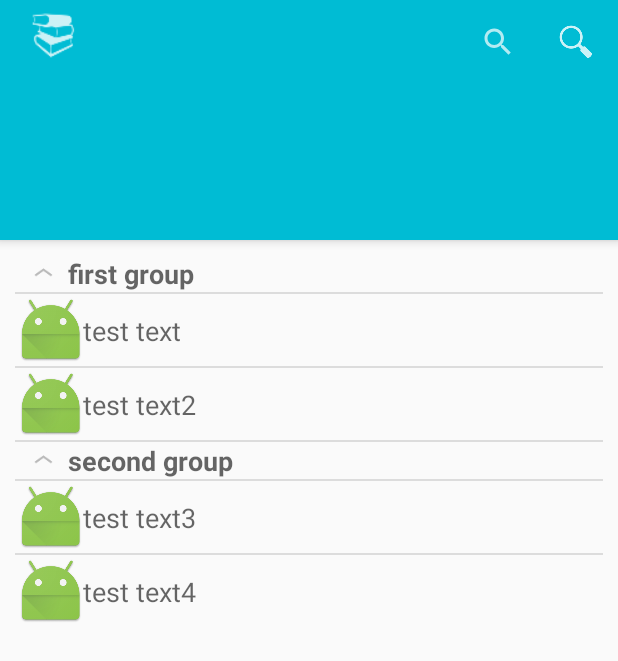
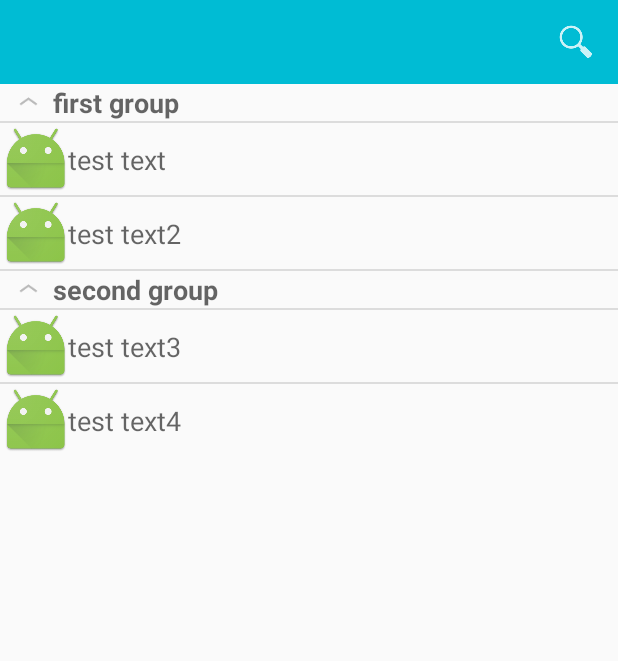
Before and after one commit to AshkanFakhr/BookStore, an Android app: the screen it shows after launch (MainActivity before the commit, SearchActivity after it), after a tap on "search", on a phone screen of 412 x 824 dp. Shown: the top 661 px of the screen. Run offline under Robolectric (Android 15) with nearby library versions, the phone set to English and light mode, and no system bars; 1 statement that could not run was skipped.

Commit message:
commit from work place 7/10/2016 2:12pm
changed the search completely. the collapseView won't work.
app has an error.

```diff
--- a/app/src/main/java/com/apps/webpouyaco/bookstore/MainActivity.java
+++ b/app/src/main/java/com/apps/webpouyaco/bookstore/MainActivity.java
@@ -6,13 +6,13 @@ import android.content.Intent;
 import android.support.v4.view.MenuItemCompat;
 import android.support.v7.app.AppCompatActivity;
 import android.os.Bundle;
-import android.widget.SearchView;
 import android.support.v7.widget.Toolbar;
 import android.view.Menu;
 import android.view.MenuInflater;
 import android.view.MenuItem;
 import android.view.View;
 import android.widget.ExpandableListView;
+import android.widget.ImageView;
 import android.widget.Toast;
 
 import java.util.ArrayList;
@@ -31,16 +31,7 @@ import com.apps.webpouyaco.bookstore.fragments.OneFragment;
 import com.apps.webpouyaco.bookstore.fragments.ThreeFragment;
 import com.apps.webpouyaco.bookstore.fragments.TwoFragment;
 
-public class MainActivity extends AppCompatActivity
-        implements SearchView.OnQueryTextListener, SearchView.OnCloseListener {
-
-    private SearchManager searchManager;
-    private SearchView searchView;
-    private MyExpandableListAdapter listAdapter;
-    private ExpandableListView myList;
-    private ArrayList<ParentRow> parentList = new ArrayList <ParentRow>();
-    private ArrayList<ParentRow> showTheseParentList = new ArrayList<ParentRow>();
-    private MenuItem searchItem;
+public class MainActivity extends AppCompatActivity {
 
     @Override
     protected void onCreate(Bundle savedInstanceState) {
@@ -50,81 +41,14 @@ public class MainActivity extends AppCompatActivity
         Toolbar toolbar = (Toolbar) findViewById(R.id.toolbar);
         setSupportActionBar(toolbar);
 
-
-//        Intent searchIntent = getIntent();
-//        if (Intent.ACTION_SEARCH.equals(searchIntent.getAction())) {
-//
-//            String query = searchIntent.getStringExtra(SearchManager.QUERY);
-//            Toast.makeText(MainActivity.this, query, Toast.LENGTH_LONG).show();
-//        }
-
-        searchManager = (SearchManager) getSystemService(Context.SEARCH_SERVICE);
-
-        parentList = new ArrayList<ParentRow>();
-        showTheseParentList = new ArrayList<ParentRow>();
-
-        //the app will crash if display list is not called here.
-        displayList();
-
-        //this expands the list of continents.
-        expandAll();
-
     }
-
 
     @Override
     public boolean onCreateOptionsMenu(Menu menu) {
 
         getMenuInflater().inflate(R.menu.menu_main, menu);
-        searchItem = menu.findItem(R.id.action_search);
-        searchView = (android.widget.SearchView) MenuItemCompat.getActionView(searchItem);
-
-        if (searchView != null) {
-            searchView.setSearchableInfo
-                    (searchManager.getSearchableInfo(getComponentName()));
-            searchView.setIconifiedByDefault(false);
-            searchView.setOnQueryTextListener(this);
-            searchView.setOnCloseListener(this);
-            searchView.requestFocus();
-        }
-//        SearchView searchView = (SearchView) menu.findItem(R.id.searchable).getActionView();
-//        SearchManager searchManager = (SearchManager) getSystemService(SEARCH_SERVICE);
-//        searchView.setSearchableInfo(searchManager.getSearchableInfo(getComponentName()));
 
         return super.onCreateOptionsMenu(menu);
-    }
-
-    private void loadData() {
-        ArrayList<ChildRow> childRows = new ArrayList<ChildRow>();
-        ParentRow parentRow = null;
-
-        childRows.add(new ChildRow(R.mipmap.ic_launcher, "test text"));
-        childRows.add(new ChildRow(R.mipmap.ic_launcher, "test text2"));
-        parentRow = new ParentRow("first group", childRows);
-        parentList.add(parentRow);
-
-        childRows = new ArrayList<ChildRow>();
-
-        childRows.add(new ChildRow(R.mipmap.ic_launcher, "test text3"));
-        childRows.add(new ChildRow(R.mipmap.ic_launcher, "test text4"));
-        parentRow = new ParentRow("second group", childRows);
-        parentList.add(parentRow);
-    }
-
-    private void expandAll() {
-        int count = listAdapter.getGroupCount();
-        for (int i = 0; i < count; i++) {
-            myList.expandGroup(i);
-        }
-    }
-
-    private void displayList() {
-        loadData();
-
-        myList = (ExpandableListView) findViewById(R.id.expandableListView_search);
-        listAdapter = new MyExpandableListAdapter(MainActivity.this, parentList);
-
-        myList.setAdapter(listAdapter);
     }
 
     @Override
@@ -140,24 +64,9 @@ public class MainActivity extends AppCompatActivity
 
     }
 
-    @Override
-    public boolean onClose() {
-        listAdapter.filterData("");
-        expandAll();
-        return false;
-    }
+    public void searchClick(View view) {
 
-    @Override
-    public boolean onQueryTextSubmit(String query) {
-        listAdapter.filterData(query);
-        expandAll();
-        return false;
-    }
-
-    @Override
-    public boolean onQueryTextChange(String newText) {
-        listAdapter.filterData(newText);
-        expandAll();
-        return false;
+        Intent intent = new Intent(this, SearchActivity.class);
+        startActivity(intent);
     }
 }
--- /dev/null
+++ b/app/src/main/java/com/apps/webpouyaco/bookstore/SearchActivity.java
@@ -0,0 +1,139 @@
+package com.apps.webpouyaco.bookstore;
+
+import android.app.SearchManager;
+import android.content.Context;
+import android.content.Intent;
+import android.support.v4.view.MenuItemCompat;
+import android.support.v7.app.AppCompatActivity;
+import android.os.Bundle;
+import android.support.v7.widget.Toolbar;
+import android.view.Menu;
+import android.view.MenuItem;
+import android.widget.ExpandableListView;
+import android.widget.SearchView;
+import android.widget.Toast;
+
+import java.util.ArrayList;
+
+
+public class SearchActivity extends AppCompatActivity
+        implements SearchView.OnQueryTextListener, SearchView.OnCloseListener {
+
+    private SearchManager searchManager;
+    private SearchView searchView;
+    private MyExpandableListAdapter listAdapter;
+    private ExpandableListView myList;
+    private ArrayList<ParentRow> parentList = new ArrayList<ParentRow>();
+    private ArrayList<ParentRow> showTheseParentList = new ArrayList<ParentRow>();
+    private MenuItem searchItem;
+
+    @Override
+    protected void onCreate(Bundle savedInstanceState) {
+        super.onCreate(savedInstanceState);
+        setContentView(R.layout.activity_search);
+
+        Toolbar toolbar = (Toolbar) findViewById(R.id.searchActivityToolbar);
+        setSupportActionBar(toolbar);
+
+        Intent searchIntent = getIntent();
+        if (Intent.ACTION_SEARCH.equals(searchIntent.getAction())) {
+
+            String query = searchIntent.getStringExtra(SearchManager.QUERY);
+            Toast.makeText(SearchActivity.this, query, Toast.LENGTH_LONG).show();
+        }
+
+        searchManager = (SearchManager) getSystemService(Context.SEARCH_SERVICE);
+
+        parentList = new ArrayList<ParentRow>();
+        showTheseParentList = new ArrayList<ParentRow>();
+
+        //the app will crash if display list is not called here.
+        displayList();
+
+        //this expands the list of continents.
+        expandAll();
+    }
+
+    public boolean onCreateOptionsMenu(Menu menu) {
+
+        getMenuInflater().inflate(R.menu.menu_search, menu);
+
+        SearchView searchView = (SearchView) menu.findItem(R.id.action_search).getActionView();
+        SearchManager searchManager = (SearchManager) getSystemService(SEARCH_SERVICE);
+        searchView.setSearchableInfo(searchManager.getSearchableInfo(getComponentName()));
+
+
+        return super.onCreateOptionsMenu(menu);
+    }
+
+    public boolean onOptionsItemSelected(MenuItem item) {
+
+        Toast.makeText(this, "search button selected", Toast.LENGTH_SHORT).show();
+
+        searchView = (android.widget.SearchView) MenuItemCompat.getActionView(item);
+
+        if (searchView != null) {
+            searchView.setSearchableInfo
+                    (searchManager.getSearchableInfo(getComponentName()));
+            searchView.setIconifiedByDefault(false);
+            searchView.setOnQueryTextListener(this);
+            searchView.setOnCloseListener(this);
+            searchView.requestFocus();
+        }
+        return super.onOptionsItemSelected(item);
+    }
+
+    private void loadData() {
+        ArrayList<ChildRow> childRows = new ArrayList<ChildRow>();
+        ParentRow parentRow = null;
+
+        childRows.add(new ChildRow(R.mipmap.ic_launcher, "test text"));
+        childRows.add(new ChildRow(R.mipmap.ic_launcher, "test text2"));
+        parentRow = new ParentRow("first group", childRows);
+        parentList.add(parentRow);
+
+        childRows = new ArrayList<ChildRow>();
+
+        childRows.add(new ChildRow(R.mipmap.ic_launcher, "test text3"));
+        childRows.add(new ChildRow(R.mipmap.ic_launcher, "test text4"));
+        parentRow = new ParentRow("second group", childRows);
+        parentList.add(parentRow);
+    }
+
+    @Override
+    public boolean onClose() {
+        listAdapter.filterData("");
+        expandAll();
+        return false;
+    }
+
+    @Override
+    public boolean onQueryTextSubmit(String query) {
+        listAdapter.filterData(query);
+        expandAll();
+        return false;
+    }
+
+    @Override
+    public boolean onQueryTextChange(String newText) {
+        listAdapter.filterData(newText);
+        expandAll();
+        return false;
+    }
+
+    private void expandAll() {
+        int count = listAdapter.getGroupCount();
+        for (int i = 0; i < count; i++) {
+            myList.expandGroup(i);
+        }
+    }
+
+    private void displayList() {
+        loadData();
+
+        myList = (ExpandableListView) findViewById(R.id.expandableListView_search);
+        listAdapter = new MyExpandableListAdapter(this, parentList);
+
+        myList.setAdapter(listAdapter);
+    }
+}
--- a/app/src/main/res/layout-v17/toolbar.xml
+++ b/app/src/main/res/layout-v17/main_toolbar.xml
@@ -17,27 +17,21 @@
             android:id="@+id/appLogo"
             android:layout_width="40dp"
             android:layout_height="40dp"
-            android:layout_alignParentLeft="true"
             android:layout_alignParentStart="true"
             android:contentDescription="@string/app_logo"
-            android:orderInCategory="100"
+            android:onClick="appLogoClick"
             android:src="@drawable/app_logo"
-            android:title="@string/app_logo"
-            android:onClick="appLogoClick"/>
+            android:title="@string/app_logo" />
 
-        <SearchView
-            android:layout_width="match_parent"
-            android:layout_height="wrap_content"
-            android:id="@+id/search"
-            android:layout_alignParentRight="true"
+        <ImageView
+            android:id="@+id/searchButton"
+            android:layout_width="40dp"
+            android:layout_height="40dp"
             android:layout_alignParentEnd="true"
-            android:title="@string/search"
-            android:layout_toRightOf="@+id/appLogo"
-            android:layout_toEndOf="@+id/appLogo"
-            android:layoutDirection="rtl"
-            />
-
-
+            android:contentDescription="@string/search"
+            android:onClick="searchClick"
+            android:src="@drawable/search"
+            android:title="@string/search" />
 
     </RelativeLayout>
 </android.support.v7.widget.Toolbar>
--- a/app/src/main/res/layout/activity_main.xml
+++ b/app/src/main/res/layout/activity_main.xml
@@ -7,7 +7,7 @@
 
     <include
         android:id="@+id/toolbar"
-        layout="@layout/toolbar" />
+        layout="@layout/main_toolbar" />
 
     <android.support.design.widget.CoordinatorLayout
         xmlns:android="http://schemas.android.com/apk/res/android"
@@ -46,20 +46,6 @@
                 android:layout_height="match_parent"
                 app:layout_behavior="@string/appbar_scrolling_view_behavior" />
 
-
     </android.support.design.widget.CoordinatorLayout>
 
-        <ExpandableListView
-            android:id="@+id/expandableListView_search"
-            android:layout_width="match_parent"
-            android:layout_height="wrap_content"
-            android:paddingTop="170dp"
-            android:paddingLeft="10dp"
-            android:paddingRight="10dp"
-            android:paddingBottom="10dp"
-            android:layout_alignParentLeft="true"
-            >
-
-        </ExpandableListView>
-
 </RelativeLayout>
--- /dev/null
+++ b/app/src/main/res/layout/activity_search.xml
@@ -0,0 +1,22 @@
+<?xml version="1.0" encoding="utf-8"?>
+<RelativeLayout xmlns:android="http://schemas.android.com/apk/res/android"
+    xmlns:tools="http://schemas.android.com/tools"
+    android:layout_width="match_parent"
+    android:layout_height="match_parent"
+    tools:context="com.apps.webpouyaco.bookstore.SearchActivity">
+
+    <include
+        android:id="@+id/searchActivityToolbar"
+        layout="@layout/search_activity_toolbar" />
+
+    <ExpandableListView
+        android:id="@+id/expandableListView_search"
+        android:layout_width="match_parent"
+        android:layout_height="wrap_content"
+        android:layout_below="@id/searchActivityToolbar"
+        android:layout_alignParentLeft="true"
+        android:layout_alignParentStart="true">
+
+    </ExpandableListView>
+
+</RelativeLayout>
--- a/app/src/main/res/layout/child_row.xml
+++ b/app/src/main/res/layout/child_row.xml
@@ -5,12 +5,13 @@
 
     <RelativeLayout
         android:layout_width="match_parent"
-        android:layout_height="match_parent">
+        android:layout_height="wrap_content">
 
         <ImageView
             android:layout_width="wrap_content"
             android:layout_height="wrap_content"
             android:layout_alignParentLeft="true"
+            android:layout_alignParentStart="true"
             android:layout_alignParentTop="true"
             android:id="@+id/child_icon"/>
 
@@ -19,10 +20,13 @@
             android:layout_height="wrap_content"
             android:id="@+id/child_text"
             android:paddingLeft="45sp"
+            android:paddingStart="45sp"
             android:paddingTop="12sp"
             android:layout_alignParentLeft="true"
+            android:layout_alignParentStart="true"
             android:layout_alignParentTop="true"
             android:layout_toRightOf="@+id/child_icon"
+            android:layout_toEndOf="@+id/child_icon"
             android:text="Place Holder"
             android:textAppearance="?android:textAppearanceMedium"/>
 
--- a/app/src/main/res/layout/toolbar.xml
+++ b/app/src/main/res/layout/main_toolbar.xml
@@ -20,23 +20,20 @@
             android:layout_alignParentLeft="true"
             android:layout_alignParentStart="true"
             android:contentDescription="@string/app_logo"
-            android:orderInCategory="100"
+            android:onClick="appLogoClick"
             android:src="@drawable/app_logo"
-            android:title="@string/app_logo"
-            android:onClick="appLogoClick"/>
+            android:title="@string/app_logo" />
 
-        <SearchView
-            android:layout_width="match_parent"
-            android:layout_height="wrap_content"
+        <ImageView
             android:id="@+id/search"
+            android:layout_width="40dp"
+            android:layout_height="40dp"
+            android:layout_alignParentEnd="true"
             android:layout_alignParentRight="true"
-            android:layout_alignParentEnd="true"
-            android:title="@string/search"
-            android:layout_toRightOf="@+id/appLogo"
-            android:layout_toEndOf="@+id/appLogo"
-            android:layoutDirection="rtl"
-            />
-
+            android:contentDescription="@string/search"
+            android:onClick="searchClick"
+            android:src="@drawable/search"
+            android:title="@string/search" />
 
 
     </RelativeLayout>
--- /dev/null
+++ b/app/src/main/res/layout/search_activity_toolbar.xml
@@ -0,0 +1,17 @@
+<?xml version="1.0" encoding="utf-8"?>
+<android.support.v7.widget.Toolbar xmlns:android="http://schemas.android.com/apk/res/android"
+    xmlns:app="http://schemas.android.com/apk/res-auto"
+    android:layout_width="match_parent"
+    android:layout_height="wrap_content"
+    android:background="@color/colorPrimary"
+    app:popupTheme="@style/ThemeOverlay.AppCompat.Light"
+    app:theme="@style/ThemeOverlay.AppCompat.Dark">
+
+    <RelativeLayout xmlns:android="http://schemas.android.com/apk/res/android"
+        android:id="@+id/toolbarLayout"
+        android:layout_width="match_parent"
+        android:layout_height="wrap_content">
+
+    </RelativeLayout>
+
+</android.support.v7.widget.Toolbar>
--- a/app/src/main/res/menu/menu_main.xml
+++ b/app/src/main/res/menu/menu_main.xml
@@ -1,50 +1,5 @@
 <?xml version="1.0" encoding="utf-8"?>
 
-<menu xmlns:android="http://schemas.android.com/apk/res/android"
-    xmlns:app="http://schemas.android.com/apk/res-auto">
-
-
-    <!--<item android:id="@+id/profile"-->
-    <!--android:title="@string/profile"-->
-    <!--android:icon="@drawable/profile"-->
-    <!--android:orderInCategory="100"-->
-    <!--app:showAsAction="always"-->
-    <!--/>-->
-
-    <!--<ImageView-->
-    <!--android:id="@+id/shopBasket"-->
-    <!--android:layout_width="40dp"-->
-    <!--android:layout_height="40dp"-->
-    <!--android:layout_alignParentEnd="true"-->
-    <!--android:layout_alignParentRight="true"-->
-    <!--android:contentDescription="@string/your_shopping_list"-->
-    <!--android:icon="@drawable/shop_basket"-->
-    <!--android:orderInCategory="200"-->
-    <!--android:src="@drawable/shop_basket"-->
-    <!--android:layout_marginRight="10dp"-->
-    <!--android:layout_marginEnd="10dp"-->
-    <!--android:title="@string/your_shopping_list"-->
-    <!--android:onClick="shopBasketClick"/>-->
-
-    <!--<item android:id="@+id/publishers"-->
-    <!--android:title="@string/publishers"-->
-    <!--android:orderInCategory="300"-->
-    <!--android:icon="@drawable/publishers"-->
-    <!--app:showAsAction="always"/>-->
-
-    <!--<item android:id="@+id/homePage"-->
-    <!--android:title="@string/home_page"-->
-    <!--android:orderInCategory="400"-->
-    <!--android:icon="@drawable/home_page"-->
-    <!--app:showAsAction="always"/>-->
-
-    <item
-        android:id="@+id/action_search"
-        android:actionViewClass="android.widget.SearchView"
-        android:icon="@drawable/search"
-        android:orderInCategory="100"
-        android:title="@string/search"
-        app:showAsAction="ifRoom|collapseActionView" />
-
+<menu>
 
 </menu>
--- /dev/null
+++ b/app/src/main/res/menu/menu_search.xml
@@ -0,0 +1,15 @@
+<?xml version="1.0" encoding="utf-8"?>
+<menu xmlns:android="http://schemas.android.com/apk/res/android"
+    xmlns:app="http://schemas.android.com/apk/res-auto"
+    xmlns:tools="http://schemas.android.com/tools"
+    tools:context=".SearchActivity">
+
+    <item
+        android:id="@+id/action_search"
+        android:icon="@drawable/search"
+        android:orderInCategory="100"
+        android:title="@string/search"
+        app:actionViewClass="android.support.v7.widget.searchView"
+        app:showAsAction="always|collapseActionView" />
+
+</menu>
```
Also changed, not shown: app/src/main/AndroidManifest.xml (+11 -4 lines).
